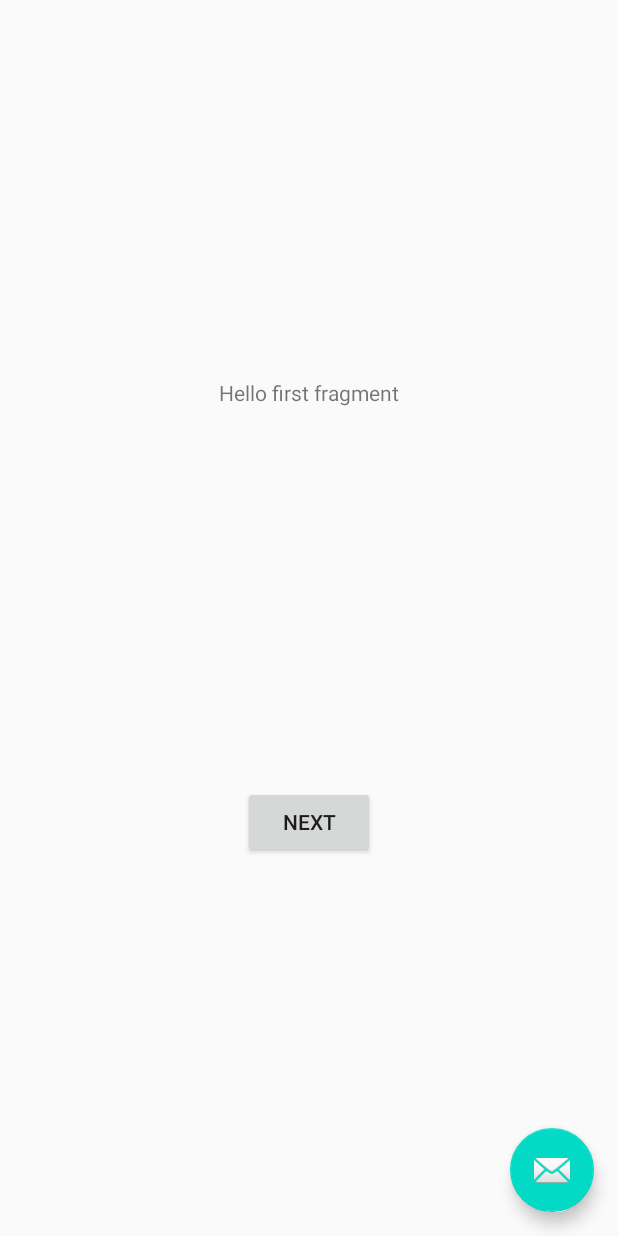
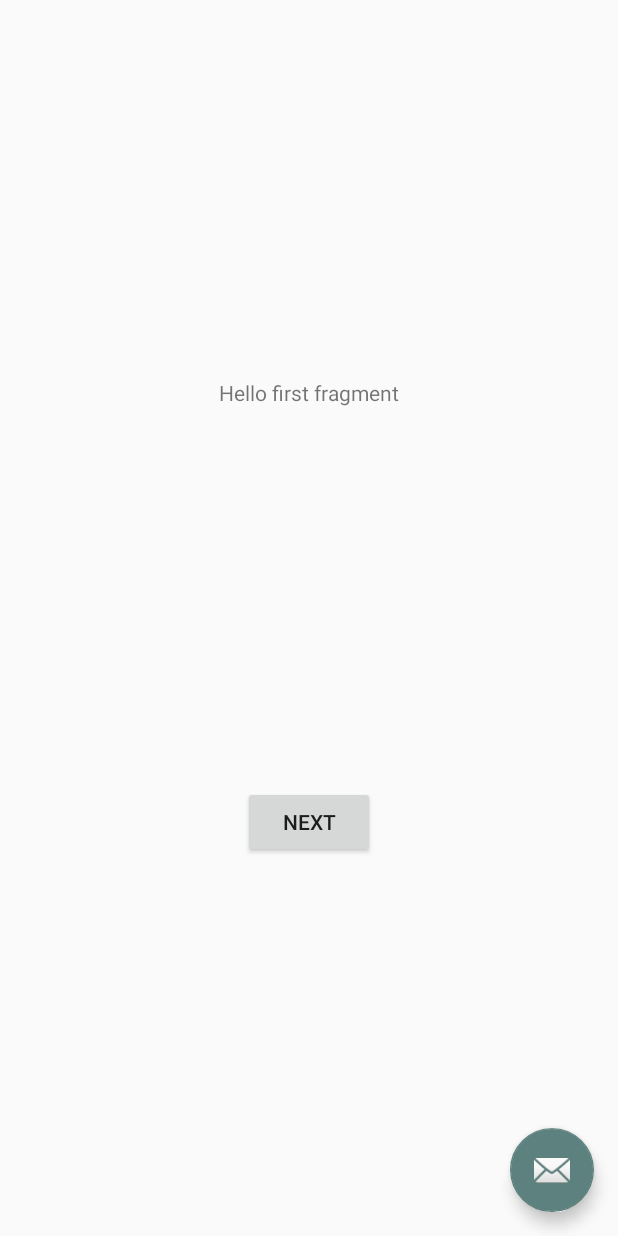
Before and after one commit to tinayang3024/Minesweeper, an Android app: the screen it shows after launch (MainActivity), on a phone screen of 412 x 824 dp. Run offline under Robolectric (Android 15) with nearby library versions, the phone set to English and light mode, and no system bars.

Commit message:
Change theme color

```diff
--- a/app/src/main/res/values/colors.xml
+++ b/app/src/main/res/values/colors.xml
@@ -1,6 +1,6 @@
 <?xml version="1.0" encoding="utf-8"?>
 <resources>
-    <color name="colorPrimary">#6200EE</color>
-    <color name="colorPrimaryDark">#3700B3</color>
-    <color name="colorAccent">#03DAC5</color>
+    <color name="colorPrimary">#303030</color>
+    <color name="colorPrimaryDark">#000000</color>
+    <color name="colorAccent">#5D817E</color>
 </resources>
```
